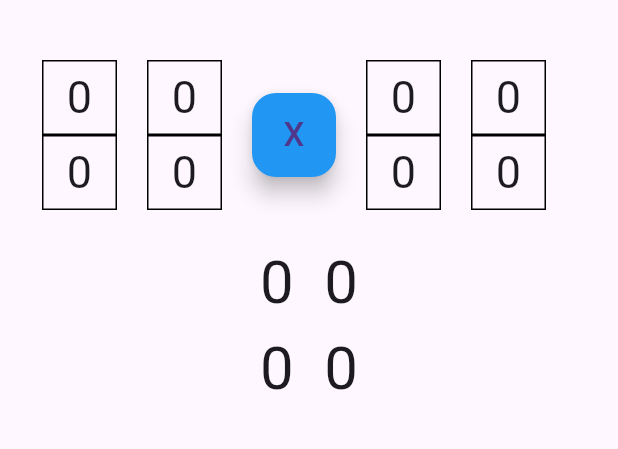
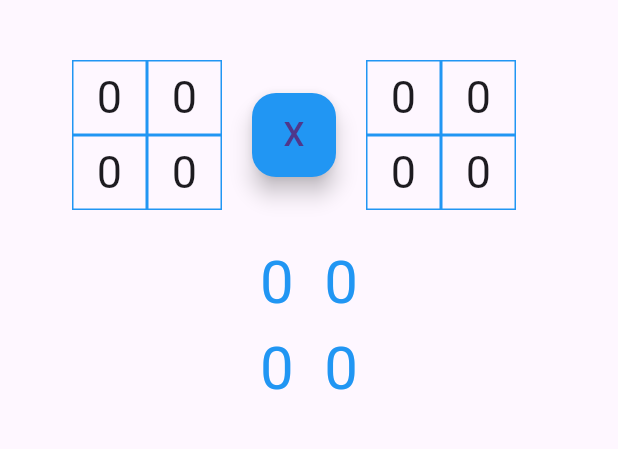
Before and after one commit to musk1n/task1_cc, a Flutter app: the screen it shows after launch, on a phone screen of 412 x 824 dp, the part 63-512 px from its top. Run offline on Flutter 3.47's test engine with Material 3 defaults, Android fonts, the phone set to English and light mode, and no system bars.

Commit message:
changed ui

```diff
--- a/lib/main.dart
+++ b/lib/main.dart
@@ -96,7 +96,7 @@ class _MatrixMultiplyScreenState extends State<MatrixMultiplyScreen> {
                     _buildMatrixCell(s12, 0, 1, updateS),
                   ],
                 ),
-                SizedBox(width: 20),
+                //SizedBox(width: 20),
                 Column(
                   children: [
                     _buildMatrixCell(t11, 0, 0, updateT),
@@ -127,7 +127,7 @@ class _MatrixMultiplyScreenState extends State<MatrixMultiplyScreen> {
                     _buildMatrixCell(s22, 1, 1, updateS),
                   ],
                 ),
-                SizedBox(width: 20),
+                //SizedBox(width: 20),
                 Column(
                   children: [
                     _buildMatrixCell(t21, 1, 0, updateT),
@@ -143,15 +143,15 @@ class _MatrixMultiplyScreenState extends State<MatrixMultiplyScreen> {
               children: [
                 Column(
                   children: [
-                    Text("$p11",style: TextStyle(fontSize: 40,),),
-                    Text("$p21",style: TextStyle(fontSize: 40),),
+                    Text("$p11",style: TextStyle(fontSize: 40, color: Colors.blue),),
+                    Text("$p21",style: TextStyle(fontSize: 40, color: Colors.blue),),
                   ],
                 ),
                 SizedBox(width: 20),
                 Column(
                   children: [
-                    Text("$p12",style: TextStyle(fontSize: 40),),
-                    Text("$p22",style: TextStyle(fontSize: 40),),
+                    Text("$p12",style: TextStyle(fontSize: 40, color: Colors.blue),),
+                    Text("$p22",style: TextStyle(fontSize: 40, color: Colors.blue),),
                   ],
                 ),
               ],
@@ -169,7 +169,7 @@ class _MatrixMultiplyScreenState extends State<MatrixMultiplyScreen> {
         width: 50,
         height: 50,
         decoration: BoxDecoration(
-          border: Border.all(),
+          border: Border.all(color: Colors.blue),
         ),
         child: Center(
           child: Text(
```
